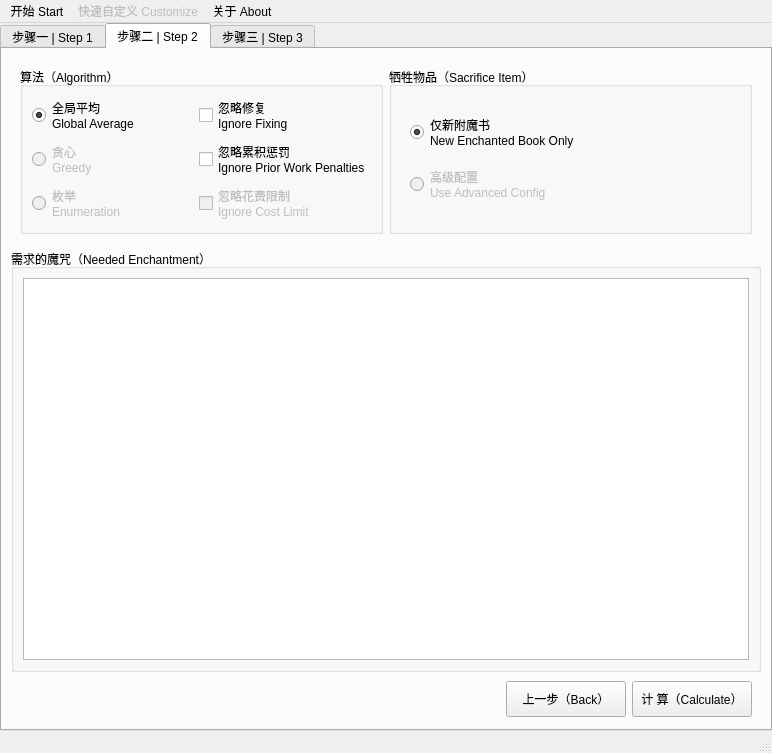
Qt form mainwindow.ui (Dinosaur-MC/BestEnchSeq) before a commit.
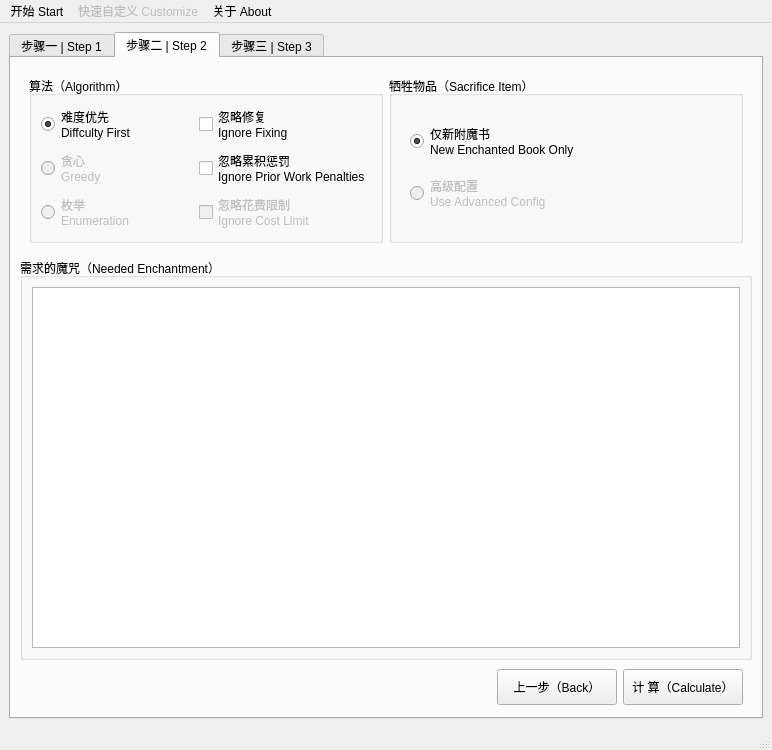
The same form after that commit. The open tabs and pages were chosen to show the change. Custom widgets are drawn as their Qt base class.

```diff
--- a/mainwindow.ui
+++ b/mainwindow.ui
@@ -10,20 +10,32 @@
     <height>750</height>
    </rect>
   </property>
+  <property name="sizePolicy">
+   <sizepolicy hsizetype="Fixed" vsizetype="Fixed">
+    <horstretch>0</horstretch>
+    <verstretch>0</verstretch>
+   </sizepolicy>
+  </property>
+  <property name="minimumSize">
+   <size>
+    <width>772</width>
+    <height>750</height>
+   </size>
+  </property>
   <property name="windowTitle">
    <string>The Best Enchanting Sequence</string>
   </property>
   <widget class="QWidget" name="centralwidget">
    <property name="sizePolicy">
-    <sizepolicy hsizetype="Fixed" vsizetype="Fixed">
+    <sizepolicy hsizetype="Preferred" vsizetype="Preferred">
      <horstretch>0</horstretch>
      <verstretch>0</verstretch>
     </sizepolicy>
    </property>
    <property name="minimumSize">
     <size>
-     <width>772</width>
-     <height>708</height>
+     <width>0</width>
+     <height>0</height>
     </size>
    </property>
    <layout class="QGridLayout" name="gridLayout_2">
@@ -42,7 +54,31 @@
     <property name="horizontalSpacing">
      <number>0</number>
     </property>
-    <item row="0" column="0">
+    <item row="1" column="0">
+     <widget class="QScrollArea" name="scrollArea">
+      <property name="frameShape">
+       <enum>QFrame::NoFrame</enum>
+      </property>
+      <property name="frameShadow">
+       <enum>QFrame::Plain</enum>
+      </property>
+      <property name="lineWidth">
+       <number>0</number>
+      </property>
+      <property name="widgetResizable">
+       <bool>true</bool>
+      </property>
+      <widget class="QWidget" name="scrollAreaWidgetContents_2">
+       <property name="geometry">
+        <rect>
+         <x>0</x>
+         <y>0</y>
+         <width>772</width>
+         <height>708</height>
+        </rect>
+       </property>
+       <layout class="QHBoxLayout" name="horizontalLayout_14">
+        <item>
      <widget class="QTabWidget" name="tabWidget">
       <property name="minimumSize">
        <size>
@@ -342,8 +378,8 @@
               <item row="0" column="0">
                <widget class="QRadioButton" name="radioGA">
                 <property name="text">
-                 <string>全局平均
-Global Average</string>
+                     <string>难度优先
+Diffculty First</string>
                 </property>
                 <property name="checked">
                  <bool>true</bool>
@@ -915,6 +951,10 @@
             </widget>
            </item>
           </layout>
+             </widget>
+            </item>
+           </layout>
+          </widget>
          </widget>
         </item>
        </layout>
```
Lines whose indentation alone changed are shown as unchanged.
